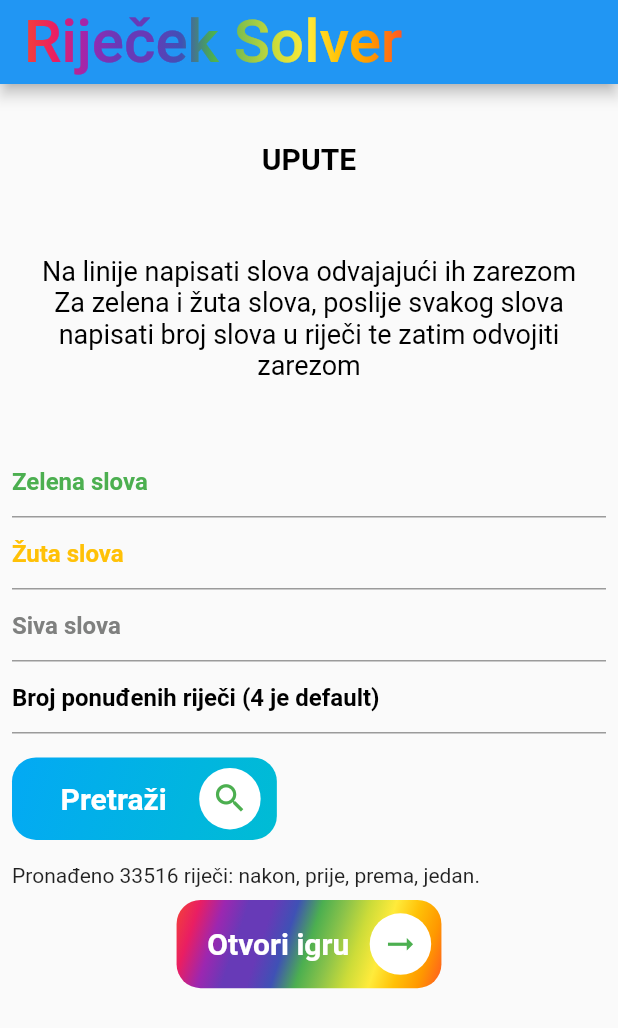
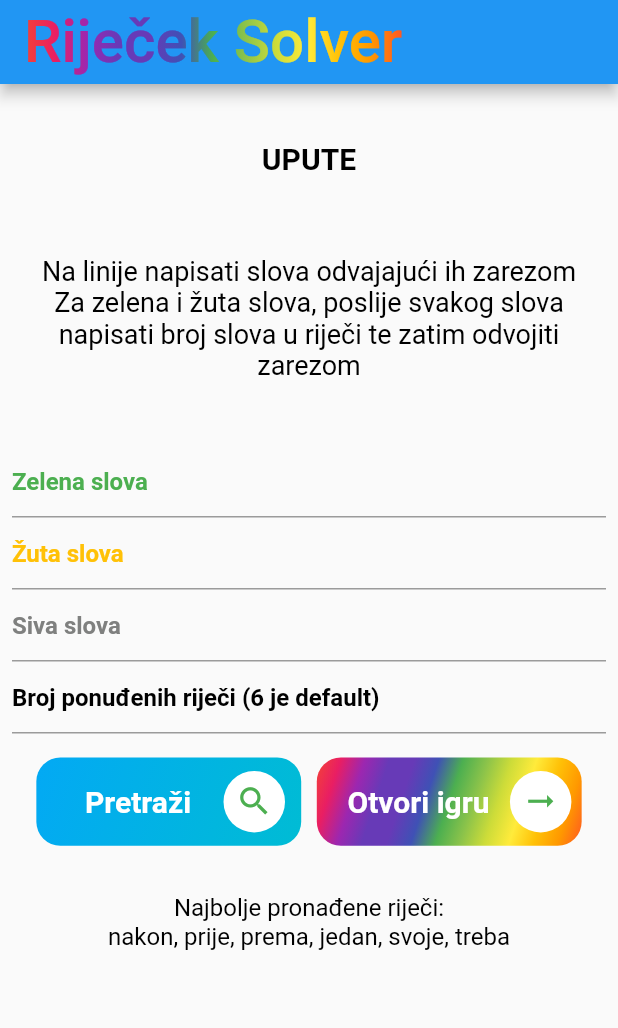
Before and after one commit to GAM-4-5-2022/Dart, a Flutter app: the screen it shows after launch, after a tap on "Pretraži", on a phone screen of 412 x 824 dp. Shown: the top 1028 px of the screen. Run offline on Flutter 3.47's test engine with Material 2 defaults, Android fonts, the phone set to English and light mode, and no system bars; drawn by our look-alikes of simple_gradient_text; our stand-ins replace url_launcher_web.

Commit message:
Minor fixes
Pojednostavnio kod,
Malo popravio izgled UI

```diff
--- a/lib/main.dart
+++ b/lib/main.dart
@@ -16,6 +16,53 @@ _launchURL() async {
 
 void main() async {
   runApp(MyApp());
+}
+
+String findWords(response, green, yellow, grey, wordNum) {
+  var words = response.split('\n');
+  var bestWords = List.empty(growable: true);
+
+  int counter = 0;
+  for(int wordLoc = 0; wordLoc < words.length && counter < wordNum; wordLoc++){
+    String word = words[wordLoc];
+    bool compCheck = true;
+
+    for(int i = 0; i < green.length; i++){
+      int val = green[i][1].codeUnitAt(0)-"1".codeUnitAt(0);
+      if (word[val] != green[i][0]) compCheck = false;
+    }
+    for(int i = 0; i < yellow.length; i++){
+      int val = yellow[i][1].codeUnitAt(0)-"1".codeUnitAt(0);
+      if(word[val] == yellow[i][0]) compCheck = false;
+    }
+    for(int i = 0; i < grey.length; i++){
+      for(int j = 0; j < 5; j++){
+        if (word[j] == grey[i]) compCheck = false;
+      }
+    }
+
+    if (!compCheck) continue;
+    bestWords.add(word.substring(0,5));
+    counter++;
+  }
+
+  if (bestWords.isEmpty){
+    return "Nije Ponađena nijedna riječ\nProvijerite jeste li ispravno upisali sve podatke";
+  }
+
+  String output = "Najbolje pronađene riječi:\n";
+  for(int i = 0; i < bestWords.length; i++){
+    output += bestWords[i];
+    if (i != bestWords.length-1) output += ", ";
+  } return output;
+}
+
+String prepareFormText(tekst) {
+  String noSpaces = "";
+  for(int i = 0; i < tekst.length; i++){
+    if (tekst[i] != " ") noSpaces += tekst[i];
+  }
+  return noSpaces.toLowerCase();
 }
 
 class MyApp extends StatelessWidget {
@@ -98,58 +145,6 @@ class _MyHomePageState extends State<MyHomePage> {
               ),
             ),
             const MyStatefulWidget(),
-            InkWell(
-              onTap: () {
-                _launchURL();
-              },
-              child: Container(
-                height: MediaQuery.of(context).size.height * 1 / 14,
-                width: MediaQuery.of(context).size.width * 3 / 7,
-                decoration: BoxDecoration(
-                  gradient: const LinearGradient(
-                      begin: Alignment.topLeft,
-                      end: Alignment.bottomRight,
-                      colors: [
-                        Colors.red,
-                        Colors.pink,
-                        Colors.purple,
-                        Colors.deepPurple,
-                        Colors.deepPurple,
-                        Colors.indigo,
-                        Colors.green,
-                        Colors.lightGreen,
-                        Colors.lime,
-                        Colors.yellow,
-                        Colors.amber,
-                        Colors.orange,
-                        Colors.deepOrange,
-                      ]),
-                  borderRadius: BorderRadius.circular(16.0),
-                ),
-                child: Row(
-                  mainAxisAlignment: MainAxisAlignment.spaceAround,
-                  children: [
-                    const Text(""),
-                    const Text(
-                      "Otvori igru",
-                      style: TextStyle(
-                          fontSize: 20.0,
-                          fontWeight: FontWeight.w600,
-                          color: Colors.white),
-                    ),
-                    Container(
-                        padding: const EdgeInsets.all(8.0),
-                        decoration: const BoxDecoration(
-                            shape: BoxShape.circle, color: Colors.white),
-                        child: const Icon(
-                          Icons.arrow_right_alt_outlined,
-                          size: 25.0,
-                          color: Colors.green,
-                        ))
-                  ],
-                ),
-              ),
-            ),
           ],
         ),
       ),
@@ -180,33 +175,23 @@ class _MyStatefulWidgetState extends State<MyStatefulWidget> {
       child: Form(
         key: _formKey,
         child: Column(
-          crossAxisAlignment: CrossAxisAlignment.start,
+          crossAxisAlignment: CrossAxisAlignment.center,
           children: <Widget>[
             TextFormField(
               controller: greenController,
               decoration: const InputDecoration(
                   hintText: 'Zelena slova',
                   hintStyle: TextStyle(
-                      color: Colors.green, fontWeight: FontWeight.bold)),
-/*             validator: (String? value1) {
-                if (value1 == null || value1.isEmpty) {
-                  return 'Please enter some text';
-                }
-                return null;
-              }, */
+                      color: Colors.green, fontWeight: FontWeight.bold)
+              ),
             ),
             TextFormField(
               controller: yellowController,
               decoration: const InputDecoration(
                   hintText: 'Žuta slova',
                   hintStyle: TextStyle(
-                      color: Colors.amber, fontWeight: FontWeight.bold)),
-/*             validator: (String? value2) {
-                if (value2 == null || value2.isEmpty) {
-                  return 'Please enter some text';
-                }
-                return null;
-              }, */
+                      color: Colors.amber, fontWeight: FontWeight.bold)
+              ),
             ),
             TextFormField(
               controller: greyController,
@@ -214,124 +199,42 @@ class _MyStatefulWidgetState extends State<MyStatefulWidget> {
                   hintText: 'Siva slova',
                   hintStyle: TextStyle(
                       color: Color.fromARGB(255, 127, 128, 127),
-                      fontWeight: FontWeight.bold)),
-/*             validator: (String? value3) {
-                if (value3 == null || value3.isEmpty) {
-                  return 'Please enter some text';
-                }
-                return null;
-              }, */
+                      fontWeight: FontWeight.bold)
+              ),
             ),
             TextFormField(
               controller: numController,
               decoration: const InputDecoration(
-                  hintText: 'Broj ponuđenih riječi (4 je default)',
+                  hintText: 'Broj ponuđenih riječi (6 je default)',
                   hintStyle: TextStyle(
-                      color: Colors.black, fontWeight: FontWeight.bold)),
-/*             validator: (String? value1) {
-                if (value1 == null || value1.isEmpty) {
-                  return 'Samo brojke dopuštene';
-                }
-                return null;
-              }, */
+                      color: Colors.black, fontWeight: FontWeight.bold)
               ),
+            ),
+            Row(
+              mainAxisAlignment: MainAxisAlignment.center,
+              children: [
                 InkWell(
                   onTap: () async {
+                    var grey = List.empty(growable: true);
+                    var yellow = List.empty(growable: true);
+                    var green = List.empty(growable: true);
+                    int wordNum = 6;
+
+                    if (greyController.text != "") grey = prepareFormText(greyController.text).split(',');
+                    if (yellowController.text != "") yellow = prepareFormText(yellowController.text).split(',');
+                    if (greenController.text != "") green = prepareFormText(greenController.text).split(',');
+                    if (numController.text != "") wordNum = int.parse(numController.text);
+
                     String response;
-
                     response = await rootBundle.loadString('assets/words.txt');
-
-                List<String> grey =
-                    greyController.text.toLowerCase().split(',');
-                List<String> yellow =
-                    yellowController.text.toLowerCase().split(',');
-                List<String> green =
-                    greenController.text.toLowerCase().split(',');
-                int wordNum = 4;
-                if (numController.text != "") {
-                  wordNum = int.parse(numController.text);
-                }
-
-                var greenDict = {};
-                var yellowDict = {};
-                String i;
-
-                if (greenController.text != "") {
-                  for (i in green) {
-                    greenDict[int.parse(i.substring(i.length - 1))] =
-                        i.substring(0, i.length - 1);
-                  }
-                }
-                String word;
-                var possibleWords = {};
-
-                var words = response
-                    .split('\n')
-                    .getRange(0, response.split('\n').length - 1);
-
-                for (word in words) {
-                  int freq = int.parse(
-                      word.substring(word.indexOf(';') + 1, word.length));
-                  word = word.substring(0, word.indexOf(';'));
-                  bool poss = true;
-                  if (greyController.text != '') {
-                    for (i in grey) {
-                      if (word.contains(i)) {
-                        poss = false;
-                      }
-                    }
-                  }
-                  if (yellowController.text != '') {
-                    for (i in yellow) {
-                      int place = int.parse(i.substring(i.length - 1));
-                      String letter = i.substring(0, i.length - 1);
-                      if (word.contains(letter) != true ||
-                          word.substring(place - 1, place) == letter) {
-                        poss = false;
-                      }
-                    }
-                  }
-                  if (greenController.text != '') {
-                    for (int j in greenDict.keys) {
-                      if (word.substring(j - 1, j) != greenDict[j]) {
-                        poss = false;
-                      }
-                    }
-                  }
-                  if (poss) {
-                    possibleWords[word] = freq;
-                  }
-                }
-
-                String output = '';
-                if (possibleWords.isNotEmpty) {
-                  for (int i = 0; i < wordNum; i++) {
-                    if (i < possibleWords.length) {
-                      if (i < wordNum - 1 && i < possibleWords.length - 1) {
-                        output += (possibleWords.keys.elementAt(i) + ', ');
-                      } else {
-                        output += possibleWords.keys.elementAt(i);
-                      }
-                    }
-                  }
-                }
-                if (possibleWords.isNotEmpty) {
-                  setState(() {
-                    log = 'Pronađeno ${possibleWords.length} riječi: $output.';
-                  });
-                } else {
-                  setState(() {
-                    log =
-                        "Nije pronađena nijedna riječ. \nProvjerite jesu li svi podaci ispravno upisani.";
-                  });
-                }
-
+                    String output = findWords(response, green, yellow, grey, wordNum);
+                    setState(() {log = output;});
                     if (_formKey.currentState!.validate()) {}
                   },
                   child: Padding(
                     padding: const EdgeInsets.symmetric(vertical: 16.0),
                     child: Container(
-                  height: MediaQuery.of(context).size.height * 1 / 15,
+                      height: MediaQuery.of(context).size.height * 1 / 14,
                       width: MediaQuery.of(context).size.width * 3 / 7,
                       decoration: BoxDecoration(
                         gradient: const LinearGradient(
@@ -340,7 +243,8 @@ class _MyStatefulWidgetState extends State<MyStatefulWidget> {
                             colors: [
                               Colors.lightBlue,
                               Colors.cyan,
-                        ]),
+                            ]
+                        ),
                         borderRadius: BorderRadius.circular(16.0),
                       ),
                       child: Row(
@@ -352,7 +256,8 @@ class _MyStatefulWidgetState extends State<MyStatefulWidget> {
                             style: TextStyle(
                                 fontSize: 20.0,
                                 fontWeight: FontWeight.w600,
-                            color: Colors.white),
+                                color: Colors.white
+                            ),
                           ),
                           Container(
                               padding: const EdgeInsets.all(8.0),
@@ -362,13 +267,82 @@ class _MyStatefulWidgetState extends State<MyStatefulWidget> {
                                 Icons.search,
                                 size: 25.0,
                                 color: Colors.green,
-                          ))
+                              )
+                          )
                         ],
                       ),
                     ),
                   ),
                 ),
-            Text(log),
+                Text("   "),
+                InkWell(
+                  onTap: () {
+                    _launchURL();
+                  },
+                  child: Container(
+                    height: MediaQuery.of(context).size.height * 1 / 14,
+                    width: MediaQuery.of(context).size.width * 3 / 7,
+                    decoration: BoxDecoration(
+                      gradient: const LinearGradient(
+                          begin: Alignment.topLeft,
+                          end: Alignment.bottomRight,
+                          colors: [
+                            Colors.red,
+                            Colors.pink,
+                            Colors.purple,
+                            Colors.deepPurple,
+                            Colors.deepPurple,
+                            Colors.indigo,
+                            Colors.green,
+                            Colors.lightGreen,
+                            Colors.lime,
+                            Colors.yellow,
+                            Colors.amber,
+                            Colors.orange,
+                            Colors.deepOrange,
+                          ]
+                      ),
+                      borderRadius: BorderRadius.circular(16.0),
+                    ),
+                    child: Row(
+                      mainAxisAlignment: MainAxisAlignment.spaceAround,
+                      children: [
+                        const Text(""),
+                        const Text(
+                          "Otvori igru",
+                          style: TextStyle(
+                              fontSize: 20.0,
+                              fontWeight: FontWeight.w600,
+                              color: Colors.white
+                          ),
+                        ),
+                        Container(
+                            padding: const EdgeInsets.all(8.0),
+                            decoration: const BoxDecoration(
+                                shape: BoxShape.circle, color: Colors.white),
+                            child: const Icon(
+                              Icons.arrow_right_alt_outlined,
+                              size: 25.0,
+                              color: Colors.green,
+                            )
+                        ),
+                      ],
+                    ),
+                  ),
+                ),
+              ]
+            ),
+            Text(""),
+            RichText(
+              textAlign: TextAlign.center,
+              text: TextSpan(
+                style: const TextStyle(
+                  fontSize: 16.0,
+                  color: Colors.black,
+                ),
+                text: log,
+              ),
+            ),
           ],
         ),
       ),
```
Lines whose indentation alone changed are shown as unchanged.
